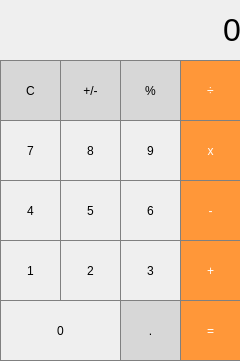
TropicalBastos/MacOSX-Calculator, file src/MainWindow/mainwindow.ui: the form before one commit.
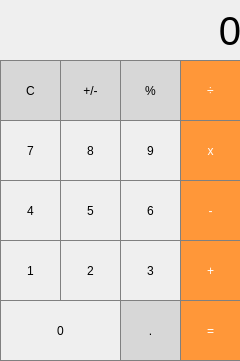
The form after the commit.

```diff
--- a/src/MainWindow/mainwindow.ui
+++ b/src/MainWindow/mainwindow.ui
@@ -29,6 +29,11 @@
       <height>61</height>
      </rect>
     </property>
+    <property name="font">
+     <font>
+      <pointsize>30</pointsize>
+     </font>
+    </property>
     <property name="styleSheet">
      <string notr="true">QLabel {
 	qproperty-alignment: 'AlignVCenter | AlignRight';
@@ -38,7 +43,10 @@
 background-color: white;</string>
     </property>
     <property name="text">
-     <string>&lt;html&gt;&lt;head/&gt;&lt;body&gt;&lt;p&gt;&lt;span style=&quot; font-size:24pt;&quot;&gt;0&lt;/span&gt;&lt;/p&gt;&lt;/body&gt;&lt;/html&gt;</string>
+     <string>0</string>
+    </property>
+    <property name="textFormat">
+     <enum>Qt::PlainText</enum>
     </property>
     <property name="alignment">
      <set>Qt::AlignRight|Qt::AlignTrailing|Qt::AlignVCenter</set>
```
Left out of the diff: 4 changed lines with no effect on the pictures.
